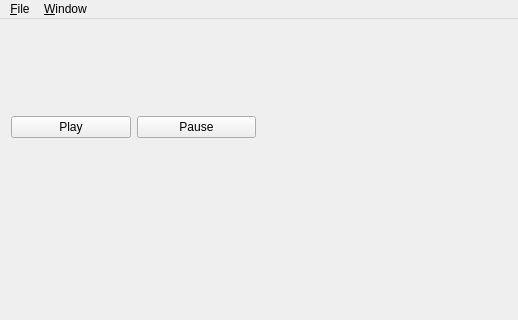
mharrys/untzy, file src/ui/main_window.ui: the form before one commit; both pictures show x 0 to 518 and y 0 to 320 of the 518 by 458 pixel window.
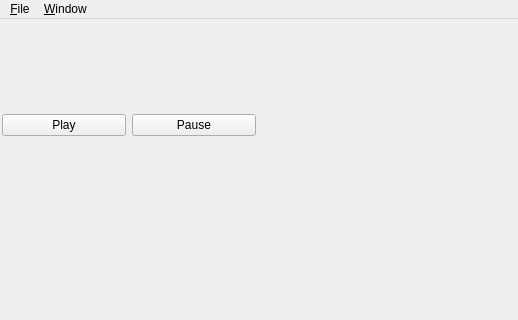
The form after the commit. Custom widgets are drawn as their Qt base class.

Commit message: change layout spacing at top window

```diff
--- a/src/ui/main_window.ui
+++ b/src/ui/main_window.ui
@@ -15,6 +15,18 @@
   </property>
   <widget class="QWidget" name="centralWidget">
    <layout class="QVBoxLayout" name="verticalLayout">
+    <property name="leftMargin">
+     <number>2</number>
+    </property>
+    <property name="topMargin">
+     <number>5</number>
+    </property>
+    <property name="rightMargin">
+     <number>2</number>
+    </property>
+    <property name="bottomMargin">
+     <number>2</number>
+    </property>
     <item>
      <layout class="QHBoxLayout" name="playerControlLayout">
       <item>
```
